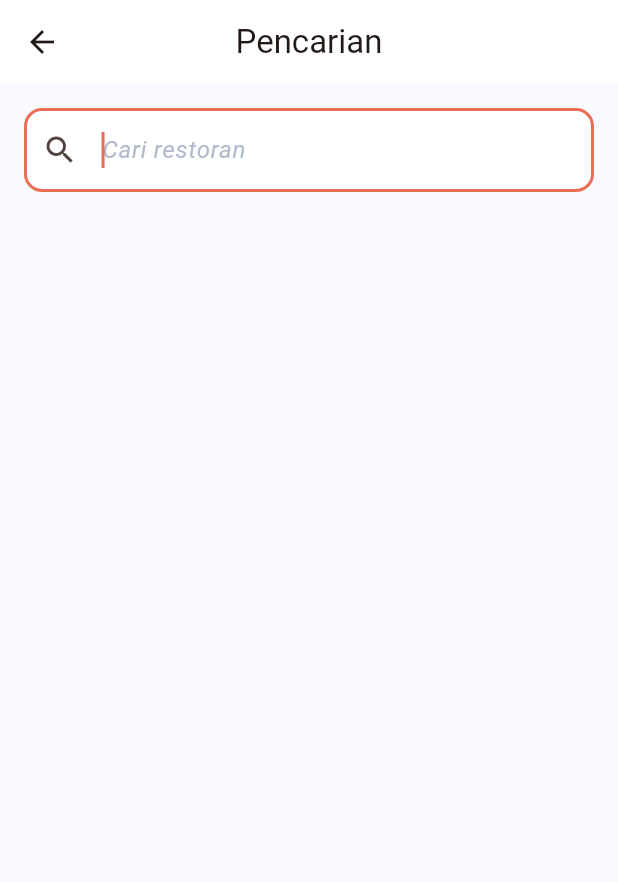
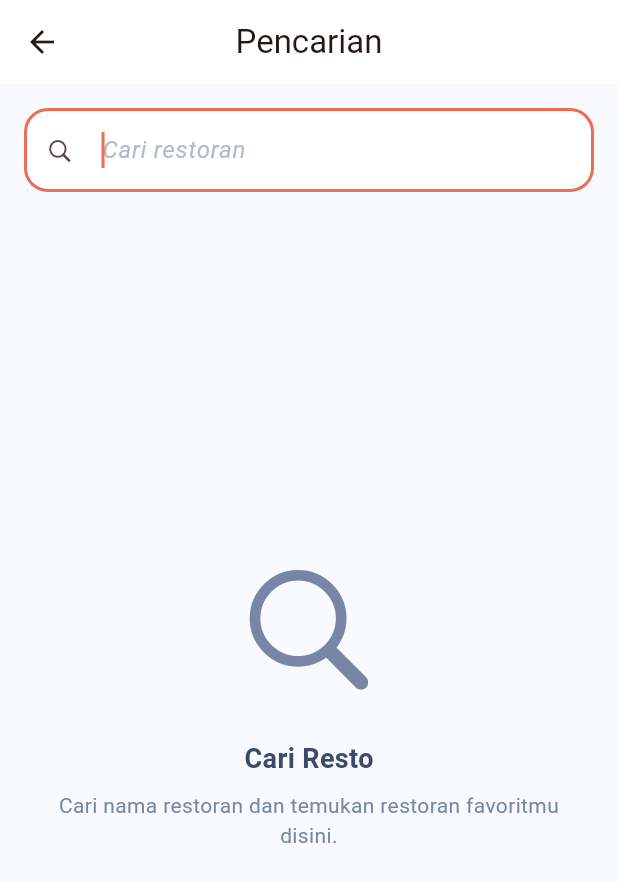
Before and after one commit to mikirinkode/santap_mantap_app, a Flutter app: the SearchScreen screen opened by its route, on a phone screen of 412 x 824 dp. Shown: the top 882 px of the screen. Run offline on Flutter 3.47's test engine with Material 3 defaults, Android fonts, the light colour scheme and no system bars; our stand-ins replace cached_network_image, flutter_cache_manager, skeletonizer; network calls fail.

Commit message:
feat: update loading indicator

```diff
--- a/lib/main.dart
+++ b/lib/main.dart
@@ -1,6 +1,7 @@
 import 'package:flutter/material.dart';
 import 'package:provider/provider.dart';
 import 'package:santap_mantap_app/di/injection.dart';
+import 'package:santap_mantap_app/domain/entities/restaurant_entity.dart';
 import 'package:santap_mantap_app/presentation/module/detail/restaurant_detail_provider.dart';
 import 'package:santap_mantap_app/presentation/module/detail/restaurant_detail_screen.dart';
 import 'package:santap_mantap_app/presentation/module/home/home_screen.dart';
@@ -47,8 +48,8 @@ class MyApp extends StatelessWidget {
       routes: {
         NavigationRoute.mainRoute.name: (context) => const HomeScreen(),
         NavigationRoute.detailRoute.name: (context) => RestaurantDetailScreen(
-              restaurantId:
-                  ModalRoute.of(context)?.settings.arguments as String,
+              restaurantArg: ModalRoute.of(context)?.settings.arguments
+                  as RestaurantEntity,
             ),
         NavigationRoute.searchRoute.name: (context) => const SearchScreen(),
       },
--- a/lib/presentation/module/detail/restaurant_detail_provider.dart
+++ b/lib/presentation/module/detail/restaurant_detail_provider.dart
@@ -15,10 +15,6 @@ class RestaurantDetailProvider extends ChangeNotifier {
   UIState _state = InitialState();
 
   UIState get state => _state;
-
-  // UIState _submitState = InitialState();
-
-  // UIState get submitState => _submitState;
 
   RestaurantDetailEntity? _restaurant;
 
--- a/lib/presentation/module/home/widget/top_restaurant_card.dart
+++ b/lib/presentation/module/home/widget/top_restaurant_card.dart
@@ -40,7 +40,9 @@ class TopRestaurantCard extends StatelessWidget {
                 child: Stack(
                   alignment: Alignment.topLeft,
                   children: [
-                    CachedNetworkImage(
+                    Hero(
+                      tag: "restaurant-image-${restaurant.id}",
+                      child: CachedNetworkImage(
                         imageUrl: restaurant.pictureUrl ?? "",
                         height: 150,
                         width: double.infinity,
@@ -55,6 +57,7 @@ class TopRestaurantCard extends StatelessWidget {
                           child: const Icon(
                             Icons.image_not_supported,
                             color: AppColor.neutral700,
+                          ),
                         ),
                       ),
                     ),
--- a/lib/presentation/module/search/search_provider.dart
+++ b/lib/presentation/module/search/search_provider.dart
@@ -28,6 +28,10 @@ class SearchProvider extends ChangeNotifier {
   }
 
   Future<void> onSearchInputChanged({required String query}) async {
+    if (query.isEmpty) {
+      _restaurants.clear();
+      notifyListeners();
+    } else {
       debugPrint("onSearchInputChanged: $query");
 
       _query = query.trim();
@@ -50,3 +54,4 @@ class SearchProvider extends ChangeNotifier {
       });
     }
   }
+}
--- a/lib/presentation/module/search/search_screen.dart
+++ b/lib/presentation/module/search/search_screen.dart
@@ -4,7 +4,9 @@ import 'package:provider/provider.dart';
 import 'package:santap_mantap_app/presentation/global_widgets/empty_state_view.dart';
 import 'package:santap_mantap_app/presentation/module/home/widget/restaurant_card.dart';
 import 'package:santap_mantap_app/presentation/module/search/search_provider.dart';
+import 'package:santap_mantap_app/utils/ui_loading_dummy_data.dart';
 import 'package:santap_mantap_app/utils/ui_state.dart';
+import 'package:skeletonizer/skeletonizer.dart';
 
 import '../../../routes/navigation_route.dart';
 import '../../../theme/app_color.dart';
@@ -47,7 +49,10 @@ class _SearchScreenState extends State<SearchScreen> {
                     textInputAction: TextInputAction.search,
                     autofocus: true,
                     decoration: const InputDecoration(
-                      prefixIcon: Icon(Icons.search),
+                      prefixIcon: Icon(
+                        CupertinoIcons.search,
+                        size: 18,
+                      ),
                       hintText: "Cari restoran",
                       hintStyle: TextStyle(
                         fontSize: 16,
@@ -59,14 +64,8 @@ class _SearchScreenState extends State<SearchScreen> {
                   ),
                 ),
                 provider.state.when(
-                  onInitial: () => const SizedBox(),
-                  onLoading: () => const Expanded(
-                    child: Center(
-                      child: CupertinoActivityIndicator(
-                        radius: 16,
-                      ),
-                    ),
-                  ),
+                  onInitial: () => Expanded(child: buildInitialSearchInfo()),
+                  onLoading: () => Flexible(child: buildLoadingIndicator()),
                   onError: (message) => Expanded(
                     child: ErrorStateView(
                       message: message,
@@ -108,4 +107,56 @@ class _SearchScreenState extends State<SearchScreen> {
       ),
     );
   }
+
+  Widget buildInitialSearchInfo() {
+    return Padding(
+      padding: UIUtils.paddingAll(24),
+      child: Column(
+        mainAxisAlignment: MainAxisAlignment.center,
+        children: [
+          const Icon(
+            CupertinoIcons.search,
+            color: AppColor.neutral400,
+            size: 100,
+          ),
+          UIUtils.heightSpace(24),
+          const Text(
+            "Cari Resto",
+            style: TextStyle(
+              fontSize: 18,
+              fontWeight: FontWeight.bold,
+            ),
+          ),
+          UIUtils.heightSpace(8),
+          const Text(
+            "Cari nama restoran dan temukan restoran favoritmu disini.",
+            textAlign: TextAlign.center,
+            style: TextStyle(
+              color: AppColor.neutral400,
+            ),
+          ),
+          UIUtils.heightSpace(16),
+        ],
+      ),
+    );
+  }
+
+  Widget buildLoadingIndicator() {
+    return Skeletonizer(
+      child: SingleChildScrollView(
+        physics: const ScrollPhysics(
+          parent: BouncingScrollPhysics(),
+        ),
+        padding: UIUtils.paddingTop(16),
+        child: Column(
+          children: UiLoadingDummyData.dummyRestaurants
+              .map((e) => RestaurantCard(
+                    restaurant: e,
+                    onTap: () {},
+                  ))
+              .toList(),
+        ),
+      ),
+    );
+  }
 }
--- /dev/null
+++ b/lib/utils/ui_loading_dummy_data.dart
@@ -0,0 +1,57 @@
+import 'package:santap_mantap_app/domain/entities/customer_review_entity.dart';
+import 'package:santap_mantap_app/domain/entities/menu_entity.dart';
+import 'package:santap_mantap_app/domain/entities/restaurant_entity.dart';
+
+class UiLoadingDummyData {
+  UiLoadingDummyData._();
+
+  static const String shortDescription =
+      "Lorem ipsum dolor sit amet, consectetur adipiscing elit";
+
+  static const String description =
+      "Lorem ipsum dolor sit amet, consectetur adipiscing elit, sed do eiusmod tempor incididunt ut labore et dolore magna aliqua.";
+
+  static MenuEntity dummyMenu = MenuEntity(
+    foods: [
+      MenuItemEntity(name: "Dummy"),
+      MenuItemEntity(name: "Dummy"),
+      MenuItemEntity(name: "Dummy"),
+    ],
+    drinks: [
+      MenuItemEntity(name: "Dummy"),
+      MenuItemEntity(name: "Dummy"),
+      MenuItemEntity(name: "Dummy"),
+    ],
+  );
+
+  static List<CustomerReviewEntity> dummyCustomerReviews = [
+    CustomerReviewEntity(
+      name: "Dummy",
+      review: shortDescription,
+    ),
+    CustomerReviewEntity(
+      name: "Dummy",
+      review: shortDescription,
+    ),
+    CustomerReviewEntity(
+      name: "Dummy",
+      review: shortDescription,
+    ),
+  ];
+
+  static RestaurantEntity dummyRestaurant = const RestaurantEntity(
+    name: "Dummy Restaurant",
+    rating: 4.5,
+    city: "Dummy",
+    id: "dummy-id",
+    description: "",
+    pictureId: "",
+    pictureUrl: "",
+  );
+
+  static List<RestaurantEntity> dummyRestaurants = [
+    dummyRestaurant,
+    dummyRestaurant,
+    dummyRestaurant,
+  ];
+}
--- a/lib/utils/ui_utils.dart
+++ b/lib/utils/ui_utils.dart
@@ -3,7 +3,7 @@ import 'package:flutter/material.dart';
 class UIUtils {
   UIUtils._();
 
-  static const double borderRadius = 12;
+  static const double borderRadius = 16;
 
   // space
   static heightSpace(double height) => SizedBox(height: height);
@@ -13,7 +13,9 @@ class UIUtils {
   // padding
   static paddingAll(double padding) => EdgeInsets.all(padding);
 
-  static paddingSymmetric({required double vertical, required double horizontal}) => EdgeInsets.symmetric(vertical: vertical, horizontal: horizontal);
+  static paddingSymmetric(
+          {required double vertical, required double horizontal}) =>
+      EdgeInsets.symmetric(vertical: vertical, horizontal: horizontal);
 
   static paddingTop(double padding) => EdgeInsets.only(top: padding);
 
@@ -23,11 +25,18 @@ class UIUtils {
 
   static paddingRight(double padding) => EdgeInsets.only(right: padding);
 
-  static paddingHorizontal(double padding) => EdgeInsets.symmetric(horizontal: padding);
+  static paddingHorizontal(double padding) =>
+      EdgeInsets.symmetric(horizontal: padding);
 
-  static paddingVertical(double padding) => EdgeInsets.symmetric(vertical: padding);
+  static paddingVertical(double padding) =>
+      EdgeInsets.symmetric(vertical: padding);
 
-  static paddingFromLTRB({required double left, required double top, required double right, required double bottom}) => EdgeInsets.fromLTRB(left, top, right, bottom);
+  static paddingFromLTRB(
+          {required double left,
+          required double top,
+          required double right,
+          required double bottom}) =>
+      EdgeInsets.fromLTRB(left, top, right, bottom);
 
   // border radius
   static borderRadiusAll({double radius = UIUtils.borderRadius}) =>
--- a/pubspec.yaml
+++ b/pubspec.yaml
@@ -17,6 +17,7 @@ dependencies:
   http: ^1.2.2
   cached_network_image: ^3.3.1
   flutter_cache_manager: ^3.4.1
+  skeletonizer: ^1.4.2
 
 dev_dependencies:
   flutter_test:
```
Also changed, not shown: lib/presentation/module/detail/restaurant_detail_screen.dart (+70 -37 lines), lib/presentation/module/home/home_screen.dart (+50 -40 lines), lib/presentation/module/home/widget/restaurant_card.dart (+9 -1 lines), pubspec.lock. Lines whose indentation alone changed are shown as unchanged.
